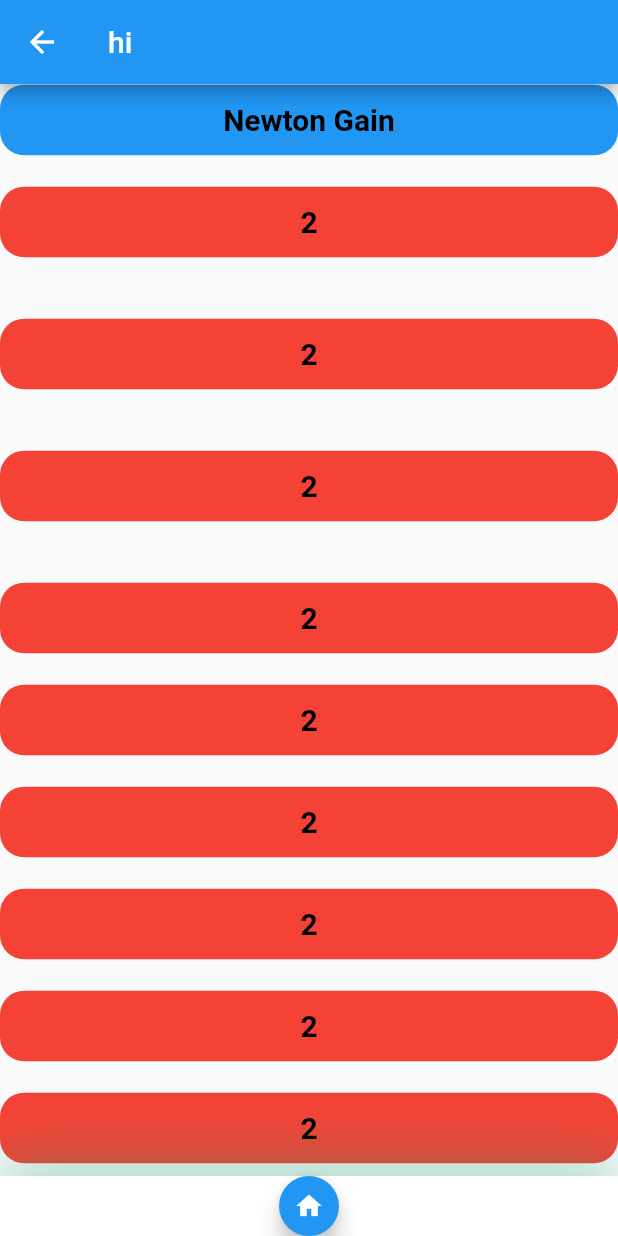
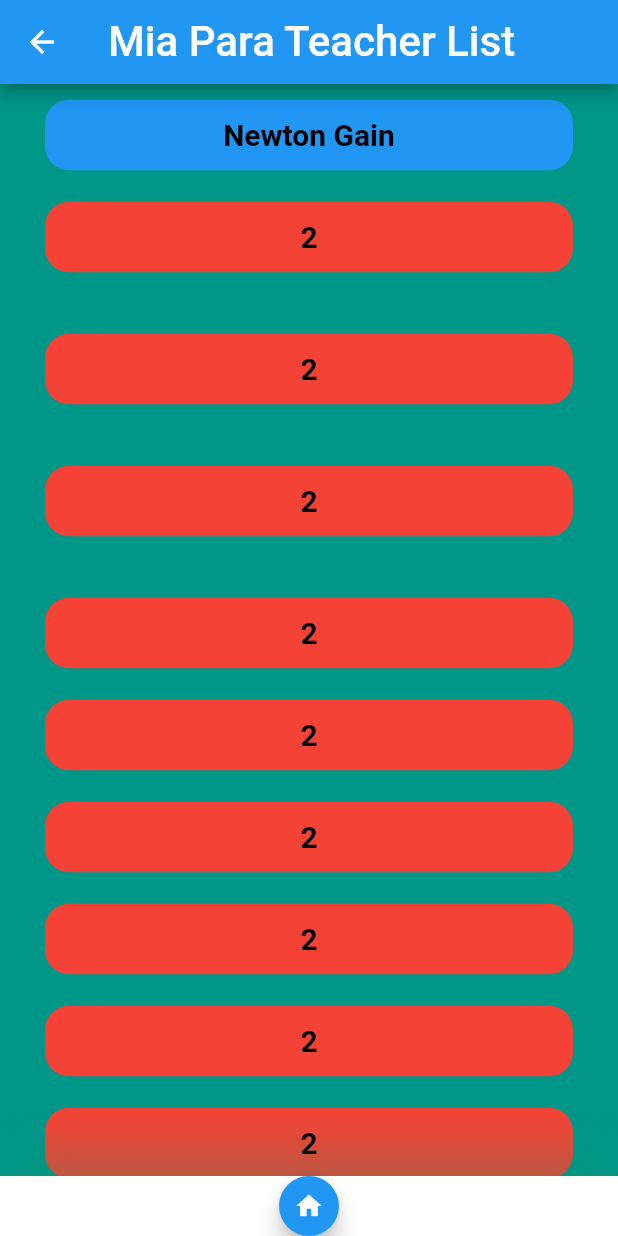
Before and after one commit to NewtonGain/practice, a Flutter app: the screen it shows after launch, after a tap on "Mia-Para", on a phone screen of 412 x 824 dp. Run offline on Flutter 3.47's test engine with Material 2 defaults, Android fonts, the phone set to English and light mode, and no system bars.

Commit message:
spalash screen add

```diff
--- a/lib/LocationList/miapara/mia_para_list.dart
+++ b/lib/LocationList/miapara/mia_para_list.dart
@@ -27,13 +27,19 @@ class _MiaParaListState extends State<MiaParaList> {
   @override
   Widget build(BuildContext context) {
     return Scaffold(
+      backgroundColor: Colors.teal,
       appBar: AppBar(
-        title: Text('hi'),
+        title: Text(
+          'Mia Para Teacher List',
+          style: TextStyle(fontSize: 28),
+        ),
+        centerTitle: true,
       ),
       body: SingleChildScrollView(
         child: SafeArea(
           child: Center(
             child: Container(
+              padding: EdgeInsets.symmetric(vertical: 10, horizontal: 30),
               child: Column(
                 crossAxisAlignment: CrossAxisAlignment.stretch,
                 mainAxisAlignment: MainAxisAlignment.center,
--- a/lib/LocationList/miapara/newton.dart
+++ b/lib/LocationList/miapara/newton.dart
@@ -102,6 +102,26 @@ class Newton extends StatelessWidget {
                     ],
                   ),
                 ),
+                Card(
+                  margin: EdgeInsets.symmetric(vertical: 10, horizontal: 50),
+                  color: Colors.white,
+                  child: Row(
+                    mainAxisAlignment: MainAxisAlignment.center,
+                    children: [
+                      Icon(
+                        Icons.work,
+                        size: 20,
+                      ),
+                      Text(
+                        'Global Coaching Center',
+                        style: TextStyle(
+                            fontSize: 15,
+                            fontWeight: FontWeight.bold,
+                            color: Colors.black),
+                      ),
+                    ],
+                  ),
+                ),
               ],
             ),
           ),
--- a/lib/main.dart
+++ b/lib/main.dart
@@ -1,5 +1,6 @@
 import 'package:flutter/material.dart';
-import 'package:practice/widgets/homepage.dart';
+
+import 'package:practice/widgets/splash.dart';
 
 void main() => runApp(MyApp());
 
@@ -9,8 +10,9 @@ class MyApp extends StatelessWidget {
   @override
   Widget build(BuildContext context) {
     return MaterialApp(
+      debugShowCheckedModeBanner: false,
       title: 'Home Tutor',
-      home: HomePage(),
+      home: Splash(),
     );
   }
 }
--- a/lib/widgets/header_with_searchbox.dart
+++ b/lib/widgets/header_with_searchbox.dart
@@ -38,7 +38,9 @@ class HeaderWithSearchBox extends StatelessWidget {
                   Text(
                     'Home Tutor',
                     style: Theme.of(context).textTheme.headline5!.copyWith(
-                        color: Colors.white, fontWeight: FontWeight.bold),
+                        color: Colors.white,
+                        fontSize: 39,
+                        fontWeight: FontWeight.bold),
                   ),
                 ],
               ),
--- a/lib/widgets/homepage.dart
+++ b/lib/widgets/homepage.dart
@@ -17,16 +17,26 @@ class HomePage extends StatelessWidget {
   @override
   Widget build(BuildContext context) {
     return Scaffold(
+      backgroundColor: Colors.teal,
       appBar: newMethod(),
-      drawer: Drawer(
-        child: ListView(
-          children: [
-            drawerList('About Us', () => null),
-            drawerList('Help Line', () => null),
-            drawerList('Top Teacher', () => null),
-          ],
+      drawer:Drawer(elevation: 5.0,backgroundColor: Colors.cyan,
+      child: ListView(children: const [
+          DrawerHeader(child: Center(child: Text("Help Line",style:
+           TextStyle(fontSize: 30,fontWeight: FontWeight.bold),
+               ),
+           ),
+           decoration: BoxDecoration(
+             gradient: LinearGradient(begin:Alignment.bottomLeft,
+          end: Alignment.bottomRight,
+          colors: [Colors.red,Colors.blueAccent]),
+             ),
+          ),
+          ListTile(leading: Icon(Icons.person),title: Text("Newton Gain"),),
+          ListTile(leading: Icon(Icons.email),title: Text("newtongain7@gmail.com"),),
+          ListTile(leading: Icon(Icons.phone),title: Text("01918104119"),),
+          ]
         ),
-      ),
+        ),
       body: Body(),
       bottomNavigationBar: ButtonNavigation(),
     );
--- /dev/null
+++ b/lib/widgets/splash.dart
@@ -0,0 +1,55 @@
+import 'package:flutter/material.dart';
+import 'homepage.dart';
+
+class Splash extends StatefulWidget {
+  const Splash({Key? key}) : super(key: key);
+
+  @override
+  _SplashState createState() => _SplashState();
+}
+
+class _SplashState extends State<Splash> {
+  @override
+  void initState() {
+    super.initState();
+
+    _navigatehome();
+  }
+
+  _navigatehome() async {
+    await Future.delayed(Duration(seconds: 3), () {});
+    Navigator.pushReplacement(
+      context,
+      MaterialPageRoute(
+        builder: (context) => HomePage(),
+      ),
+    );
+  }
+
+  @override
+  Widget build(BuildContext context) {
+    return Scaffold(
+      backgroundColor: Colors.blueAccent.shade200,
+      body: SafeArea(
+        child: Container(
+          child: Center(
+            child: Column(
+              mainAxisAlignment: MainAxisAlignment.center,
+              children: [
+                CircleAvatar(
+                  radius: 150,
+                  child: Center(
+                    child: Text(
+                      "   WelCome \n         To\n Home Tuitor",
+                      style: TextStyle(fontSize: 36, color: Colors.black),
+                    ),
+                  ),
+                ),
+              ],
+            ),
+          ),
+        ),
+      ),
+    );
+  }
+}
--- a/pubspec.yaml
+++ b/pubspec.yaml
@@ -21,6 +21,7 @@ environment:
   sdk: ">=2.12.0 <3.0.0"
 
 dependencies:
+  splash: ^1.1.0
   flutter:
     sdk: flutter
 
```
Also changed, not shown: assets/images/1.png (added), pubspec.lock.
